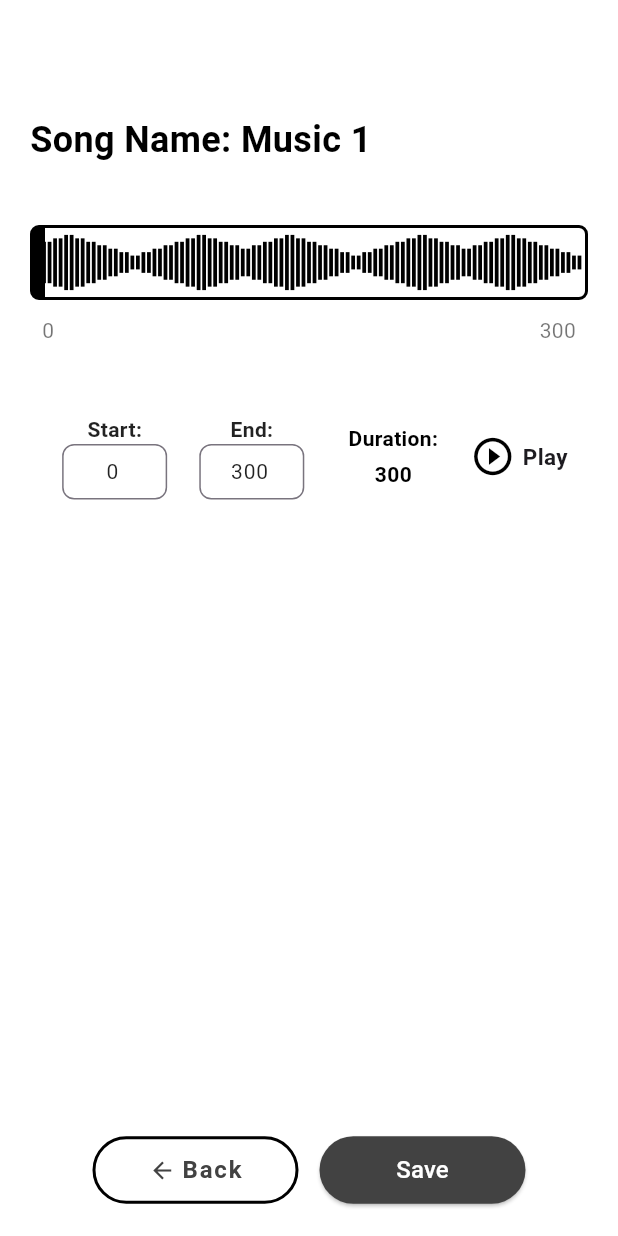
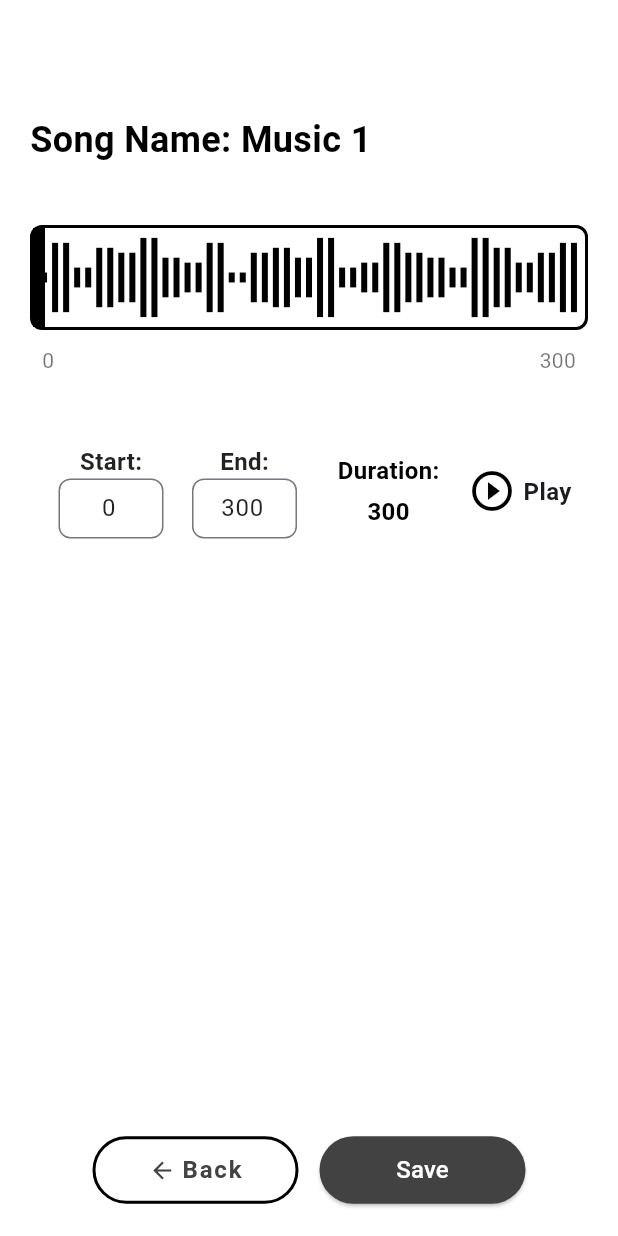
Before and after one commit to Amanbig/template, a Flutter app: the screen it shows after launch, after a tap on "Crop Music", on a phone screen of 412 x 824 dp. Run offline on Flutter 3.47's test engine with Material 3 defaults, Android fonts, the light colour scheme and no system bars; our stand-ins replace audioplayers, file_picker, flutter_riverpod; missing offline and left inert: ffmpeg_kit_flutter; Roboto replaces fonts that are missing (Times New Roman).

Commit message:
updated new ui

```diff
--- a/lib/components/drop_down.dart
+++ b/lib/components/drop_down.dart
@@ -86,15 +86,15 @@ class DropDown extends ConsumerWidget {
       onTap: () => ref.read(musicStateProvider.notifier).toggleDropdownVisibility(),
       child: Container(
         width: double.infinity,
-        height: 42,
+        height: 55,
         decoration: BoxDecoration(
           color: Colors.white,
           boxShadow: [
             BoxShadow(
               color: Colors.black.withOpacity(0.5),
-              spreadRadius: 2,
+              spreadRadius: 3,
               blurRadius: 3,
-              offset: const Offset(0, 2),
+              offset: const Offset(0, 3),
             ),
           ],
           border: Border.all(color: Colors.grey, width: 1.0),
@@ -109,6 +109,10 @@ class DropDown extends ConsumerWidget {
               child: Text(
                 musicState.selectedMusic.name,
                 overflow: TextOverflow.ellipsis,
+                style: TextStyle(
+                  fontSize: 18,
+                  fontWeight: FontWeight.bold
+                ),
               ),
             ),
             Icon(
@@ -124,21 +128,21 @@ class DropDown extends ConsumerWidget {
 
   Widget _buildDropdownList(BuildContext context, WidgetRef ref, MusicStateModel musicState) {
     return Container(
-      margin: const EdgeInsets.only(top: 5),
+      margin: const EdgeInsets.only(top: 12),
       decoration: BoxDecoration(
         color: Colors.white,
         boxShadow: [
           BoxShadow(
-            color: Colors.black.withOpacity(0.2),
-            spreadRadius: 2,
-            blurRadius: 4,
-            offset: const Offset(0, 2),
+            color: Colors.black.withOpacity(0.4),
+            spreadRadius: 3,
+            blurRadius: 3,
+            offset: const Offset(0, 3),
           ),
         ],
         borderRadius: BorderRadius.circular(5),
       ),
       child: SizedBox(
-        height: 250,
+        height: 350,
         child: ListView.builder(
           itemCount: musicState.musicList.length,
           itemBuilder: (context, index) {
@@ -153,15 +157,14 @@ class DropDown extends ConsumerWidget {
                     ..toggleDropdownVisibility();
                 }
               },
-              child: Padding(
-                padding: const EdgeInsets.all(8.0),
               child: Row(
                 children: [
                   Icon(
                     index == 0
-                        ? Icons.upload_outlined
+                      ? Icons.file_upload_outlined
                       : Icons.play_circle_outlined,
                     color: Colors.black,
+                    size: 32,
                   ),
                   const SizedBox(width: 8),
                   Expanded(
@@ -169,6 +172,7 @@ class DropDown extends ConsumerWidget {
                       item.name,
                       style: TextStyle(
                         color: index == 0 ? Colors.green : Colors.black,
+                        fontSize: 18,
                         decoration: index == 0
                           ? TextDecoration.underline
                           : TextDecoration.none,
@@ -180,7 +184,6 @@ class DropDown extends ConsumerWidget {
                   ),
                 ],
               ),
-              ),
             );
           },
         ),
--- a/lib/components/home_page_buttons.dart
+++ b/lib/components/home_page_buttons.dart
@@ -36,12 +36,12 @@ class HomePageButtons extends ConsumerWidget {
             child: Row(
               mainAxisSize: MainAxisSize.min,
               children: [
-                Icon(Icons.music_note),
+                Icon(Icons.music_note, size: 32,color: Colors.black,),
                 Text(
                   'Crop Music',
                   style: TextStyle(
                     color: Colors.grey[800],
-                    fontSize: 14,
+                    fontSize: 16,
                     fontWeight: FontWeight.bold,
                     letterSpacing: 1.2,
                     fontFamily: 'Times New Roman',
@@ -53,10 +53,12 @@ class HomePageButtons extends ConsumerWidget {
           ),
         ),
 
-        SizedBox(height: 44), // Adds space between the buttons
+        SizedBox(height: 84), // Adds space between the buttons
 
         // Save Video Button
-        Container(
+        Padding(
+          padding: const EdgeInsets.all(16.0),
+          child: Container(
             width: double.infinity,
             child: Column(
               mainAxisAlignment: MainAxisAlignment.center,
@@ -67,21 +69,21 @@ class HomePageButtons extends ConsumerWidget {
                   style: ButtonStyle(
                     backgroundColor:
                     MaterialStateProperty.all(Colors.grey[800]),
-                  fixedSize: MaterialStateProperty.all(Size(250, 45)),
+                    fixedSize: MaterialStateProperty.all(Size(300, 55)),
                   ),
                   child: Text(
                     'Save Video',
-                  style: TextStyle(color: Colors.white, fontSize: 16),
+                    style: TextStyle(color: Colors.white, fontSize: 18),
                   ),
                 ),
-              SizedBox(height: 14), // Adds space between buttons
+                SizedBox(height: 34), // Adds space between buttons
 
                 // Save Button
                 TextButton(
                   onPressed: () {},
                   style: ButtonStyle(
                     backgroundColor: MaterialStateProperty.all(Colors.white),
-                  fixedSize: MaterialStateProperty.all(Size(250, 45)),
+                    fixedSize: MaterialStateProperty.all(Size(300, 55)),
                     side: MaterialStateProperty.all(
                       BorderSide(
                         color: Colors.black,
@@ -93,7 +95,7 @@ class HomePageButtons extends ConsumerWidget {
                     'Save',
                     style: TextStyle(
                       color: Colors.grey[800],
-                    fontSize: 16,
+                      fontSize: 18,
                       fontWeight: FontWeight.bold,
                       letterSpacing: 1.2,
                       fontFamily: 'Times New Roman',
@@ -103,6 +105,7 @@ class HomePageButtons extends ConsumerWidget {
               ],
             ),
           ),
+        ),
       ],
     );
   }
--- /dev/null
+++ b/lib/components/waveform.dart
@@ -0,0 +1,63 @@
+import 'dart:math';
+
+import 'package:flutter/material.dart';
+
+class WaveformPainter extends CustomPainter {
+  final double currentTime;
+  final double totalDuration;
+  final double start;
+  final double end;
+
+  // Fixed waveform values to create a static pattern
+  final List<double> _waveformValues = [
+    0.1, 0.7, 0.2, 0.6, 0.5, 0.8, 0.4, 0.3, 0.7, 0.1, // First wave
+    0.5, 0.6, 0.4, 0.8, 0.2, 0.3, 0.7, 0.5, 0.4, 0.2, // Second wave
+    0.8, 0.6, 0.3, 0.5, 0.7, 0.2, 0.4, 0.1, 0.6, 0.3, // Third wave
+    0.4, 0.7, 0.1, 0.5, 0.6, 0.8, 0.3, 0.2, 0.7, 0.5, // Fourth wave
+    0.3, 0.6, 0.8, 0.2, 0.4, 0.5, 0.7, 0.1, 0.3, 0.6, // Fifth wave
+    0.2, 0.8, 0.5, 0.4, 0.3, 0.7, 0.1, 0.6, 0.2, 0.5, // Sixth wave
+    0.4, 0.7, 0.3, 0.6, 0.8, 0.2, 0.5, 0.4, 0.7, 0.1, // Seventh wave
+    0.6, 0.2, 0.8, 0.5, 0.3, 0.4, 0.7, 0.1, 0.6, 0.5, // Eighth wave
+    0.3, 0.7, 0.4, 0.8, 0.2, 0.6, 0.5, 0.3, 0.7, 0.1, // Ninth wave
+    0.4, 0.6, 0.8, 0.2, 0.5, 0.3, 0.7, 0.1, 0.6, 0.4, // Tenth wave
+  ].expand((x) => [x, x]).take(100).toList();
+
+  WaveformPainter({
+    required this.currentTime,
+    required this.totalDuration,
+    required this.start,
+    required this.end,
+  });
+
+  @override
+  void paint(Canvas canvas, Size size) {
+    final paint = Paint()
+      ..color = Colors.black
+      ..strokeWidth = 4;
+
+    final lineCount = 50; // Number of vertical lines
+    final lineWidth = size.width / lineCount;
+    final centerY = size.height / 2;
+
+    // Draw the waveform using the fixed pattern
+    for (int i = 0; i < lineCount; i++) {
+      final x = i * lineWidth;
+
+      // Use the pre-defined static height factor
+      final amplitude = _waveformValues[i];
+
+      // Calculate the height of the line
+      final lineHeight = amplitude * size.height / 2;
+
+      // Draw the waveform line
+      canvas.drawLine(
+        Offset(x, centerY - lineHeight),
+        Offset(x, centerY + lineHeight),
+        paint,
+      );
+    }
+  }
+
+  @override
+  bool shouldRepaint(CustomPainter oldDelegate) => false;
+}
--- a/lib/pages/crop_page.dart
+++ b/lib/pages/crop_page.dart
@@ -9,6 +9,7 @@ import 'package:flutter_riverpod/flutter_riverpod.dart';
 import 'dart:async';
 
 import 'package:path_provider/path_provider.dart';
+import 'package:template/components/waveform.dart';
 import 'package:template/models/MusicModel.dart';
 import 'package:template/models/music_provider.dart';
 
@@ -281,10 +282,10 @@ class _AudioCropperPageState extends ConsumerState<AudioCropperPage> {
 
   Widget _buildWaveformDisplay() {
     return Container(
-      height: 50,
+      height: 70,
       decoration: BoxDecoration(
         border: Border.all(color: Colors.black, width: 2),
-        borderRadius: BorderRadius.circular(6),
+        borderRadius: BorderRadius.circular(8),
         boxShadow: [
           BoxShadow(
             color: Colors.white,
@@ -313,8 +314,8 @@ class _AudioCropperPageState extends ConsumerState<AudioCropperPage> {
                   return Positioned(
                     left: (currentTime / totalDuration) * constraints.maxWidth,
                     child: Container(
-                      width: 2,
-                      height: 50,
+                      width: 4,
+                      height: 70,
                       color: Colors.black,
                     ),
                   );
@@ -335,7 +336,7 @@ class _AudioCropperPageState extends ConsumerState<AudioCropperPage> {
           left: 0,
           width: (start / totalDuration) * containerWidth,
           child: Container(
-            height: 50,
+            height: 70,
             color: Colors.black.withOpacity(0.3),
           ),
         ),
@@ -344,7 +345,7 @@ class _AudioCropperPageState extends ConsumerState<AudioCropperPage> {
           right: 0,
           width: ((totalDuration - end) / totalDuration) * containerWidth,
           child: Container(
-            height: 50,
+            height: 70,
             color: Colors.black.withOpacity(0.3),
           ),
         ),
@@ -362,7 +363,7 @@ class _AudioCropperPageState extends ConsumerState<AudioCropperPage> {
             },
             child: Container(
               width: 8,
-              height: 50,
+              height: 70,
               color: Colors.black,
             ),
           ),
@@ -382,7 +383,7 @@ class _AudioCropperPageState extends ConsumerState<AudioCropperPage> {
             },
             child: Container(
               width: 8,
-              height: 50,
+              height: 70,
               color: Colors.black,
             ),
           ),
@@ -443,14 +444,14 @@ class _AudioCropperPageState extends ConsumerState<AudioCropperPage> {
               style: const TextStyle(
                 color: Colors.black87,
                 fontWeight: FontWeight.bold,
-                fontSize: 14,
+                fontSize: 16,
               ),
             ),
             TextField(
               controller: controller,
               style: const TextStyle(
                 color: Colors.black87,
-                fontSize: 14,
+                fontSize: 16,
               ),
               textAlign: TextAlign.center,
               keyboardType: TextInputType.number,
@@ -485,7 +486,7 @@ class _AudioCropperPageState extends ConsumerState<AudioCropperPage> {
             '$label:',
             style: const TextStyle(
               color: Colors.black,
-              fontSize: 14,
+              fontSize: 16,
               fontWeight: FontWeight.bold,
             ),
           ),
@@ -495,7 +496,7 @@ class _AudioCropperPageState extends ConsumerState<AudioCropperPage> {
             style: const TextStyle(
               color: Colors.black,
               fontWeight: FontWeight.bold,
-              fontSize: 14,
+              fontSize: 16,
             ),
           ),
         ],
@@ -521,7 +522,7 @@ class _AudioCropperPageState extends ConsumerState<AudioCropperPage> {
                       ? Icons.pause_circle_outline
                       : Icons.play_circle_outline,
                   key: ValueKey<bool>(isPlaying),
-                  size: 30, // Ensure consistent size
+                  size: 32, // Ensure consistent size
                   color: Colors.black,
                 ),
               ),
@@ -532,7 +533,7 @@ class _AudioCropperPageState extends ConsumerState<AudioCropperPage> {
                   !isPlaying ? 'Play' : 'Pause',
                   key: ValueKey<bool>(isPlaying),
                   style: const TextStyle(
-                    fontSize: 15,
+                    fontSize: 16,
                     fontWeight: FontWeight.bold,
                   ),
                 ),
@@ -604,59 +605,3 @@ class _AudioCropperPageState extends ConsumerState<AudioCropperPage> {
     );
   }
 }
-
-class WaveformPainter extends CustomPainter {
-  final double currentTime;
-  final double totalDuration;
-  final double start;
-  final double end;
-
-  // Fixed waveform values to create a static pattern
-  final List<double> _waveformValues = [
-    0.5, 0.6, 0.7, 0.8, 0.7, 0.6, 0.5, 0.4, 0.3, 0.2, // First wave
-    0.3, 0.4, 0.5, 0.6, 0.7, 0.8, 0.7, 0.6, 0.5, 0.4, // Second wave
-    0.5, 0.6, 0.7, 0.8, 0.7, 0.6, 0.5, 0.4, 0.3, 0.2, // Third wave
-    0.3, 0.4, 0.5, 0.6, 0.7, 0.8, 0.7, 0.6, 0.5, 0.4, // Fourth wave
-    0.5, 0.6, 0.7, 0.8, 0.7, 0.6, 0.5, 0.4, 0.3, 0.2, // Fifth wave
-    // Repeat the pattern to fill 100 points
-  ].expand((x) => [x, x]).take(100).toList();
-
-  WaveformPainter({
-    required this.currentTime,
-    required this.totalDuration,
-    required this.start,
-    required this.end,
-  });
-
-  @override
-  void paint(Canvas canvas, Size size) {
-    final paint = Paint()
-      ..color = Colors.black
-      ..strokeWidth = 2.5;
-
-    final lineCount = 100; // Number of vertical lines
-    final lineWidth = size.width / lineCount;
-    final centerY = size.height / 2;
-
-    // Draw the waveform using the fixed pattern
-    for (int i = 0; i < lineCount; i++) {
-      final x = i * lineWidth;
-
-      // Use the pre-defined static height factor
-      final amplitude = _waveformValues[i];
-
-      // Calculate the height of the line
-      final lineHeight = amplitude * size.height / 2;
-
-      // Draw the waveform line
-      canvas.drawLine(
-        Offset(x, centerY - lineHeight),
-        Offset(x, centerY + lineHeight),
-        paint,
-      );
-    }
-  }
-
-  @override
-  bool shouldRepaint(CustomPainter oldDelegate) => false;
-}
--- a/lib/pages/home_page.dart
+++ b/lib/pages/home_page.dart
@@ -18,19 +18,18 @@ class HomePage extends ConsumerWidget {
 
     return Scaffold(
       backgroundColor: Colors.white,
-      body: Column(
-        children: [
-          Padding(
+      appBar: AppBar(
+          title: Padding(
             padding: const EdgeInsets.all(16.0),
             child: Row(
               mainAxisAlignment: MainAxisAlignment.spaceBetween,
               children: [
-                Icon(Icons.arrow_back),
+                Icon(Icons.arrow_back,size: 32,),
                 Text(
                   'Video Music Details',
                   style: TextStyle(
                     color: Colors.black,
-                    fontSize: 18,
+                    fontSize: 24,
                     fontWeight: FontWeight.bold,
                     letterSpacing: 1.2,
                     fontFamily: 'Times New Roman',
@@ -42,6 +41,12 @@ class HomePage extends ConsumerWidget {
               ],
             ),
           ),
+        backgroundColor: Colors.white,
+      ),
+      body: Column(
+        mainAxisAlignment: MainAxisAlignment.spaceBetween,
+        crossAxisAlignment: CrossAxisAlignment.center,
+        children: [
           Padding(
             padding: const EdgeInsets.all(8.0),
             child: Column(
@@ -55,36 +60,96 @@ class HomePage extends ConsumerWidget {
                     crossAxisAlignment: CrossAxisAlignment.start,
                     spacing: 25,
                     children: [
-                      Text(
-                        'Total Video Duration: 3:45',
+                      Row(
+                        children: [
+                          Expanded(
+                            flex:2,
+                            child: Text(
+                              'Total Video Duration:',
                               style: TextStyle(
-                          fontSize: 14,
+                                fontSize: 18,
+                                fontWeight: FontWeight.bold,
                               ),
                             ),
-                      Text(
-                        'Total Music Duration: 3:45',
+                          ),
+                          SizedBox(width: 4,),
+                          Expanded(
+                            flex:2,
+                            child: Text(
+                              '3:45',
                               style: TextStyle(
-                          fontSize: 14,
+                                fontSize: 18,
                               ),
                             ),
-                      Text(
-                        'Selected Music: ${selectedMusic.name}',  // Access selected music from provider
+                          ),
+                        ],
+                      ),
+                      Row(
+                        children: [
+                          Expanded(
+                            flex:2,
+                            child: Text(
+                              'Total Music Duration:',
                               style: TextStyle(
-                          fontSize: 14,
+                                fontSize: 18,
+                                fontWeight: FontWeight.bold,
                               ),
                             ),
-                      DropDown(),
+                          ),
+                          SizedBox(width: 4,),
+                          Expanded(
+                            flex: 2,
+                            child: Text(
+                            '3:45',
+                            style: TextStyle(
+                              fontSize: 18,
+                            ),
+                            overflow: TextOverflow.ellipsis,
+                          ),
+                          ),
+                        ],
+                      ),
+                      Row(
+                        children: [
+                          Expanded(
+                            flex: 2, // Adjust flex values as needed
+                            child: Text(
+                              'Selected Music:',
+                              style: const TextStyle(
+                                fontSize: 18,
+                                fontWeight: FontWeight.bold,
+                              ),
+                            ),
+                          ),
+                          const SizedBox(width: 2),
+                          Expanded(
+                            flex: 3, // Adjust flex values as needed
+                            child: Text(
+                              selectedMusic.name, // Access selected music from provider
+                              style: const TextStyle(
+                                fontSize: 18,
+                              ),
+                              overflow: TextOverflow.ellipsis, // Ensures long text doesn't overflow
+                            ),
+                          ),
+                        ],
+                      ),
+
                     ],
                   ),
                 ),
+                SizedBox(height: 23,),
+                Padding(
+                  padding: const EdgeInsets.all(16.0),
+                  child: DropDown(),
+                ),
                 // Conditionally display HomePageButtons based on dropdown visibility
-                !isDropdownVisible
-                    ? HomePageButtons(
+                if(!isDropdownVisible)
+                  HomePageButtons(
                         setAudio: (url) {
                           ref.read(musicStateProvider.notifier).updateAudioPath(url);  // Update audio path using the provider
                         },
-                      )
-                    : Container(),
+                      ),
               ],
             ),
           ),
```
Lines whose indentation alone changed are shown as unchanged.
